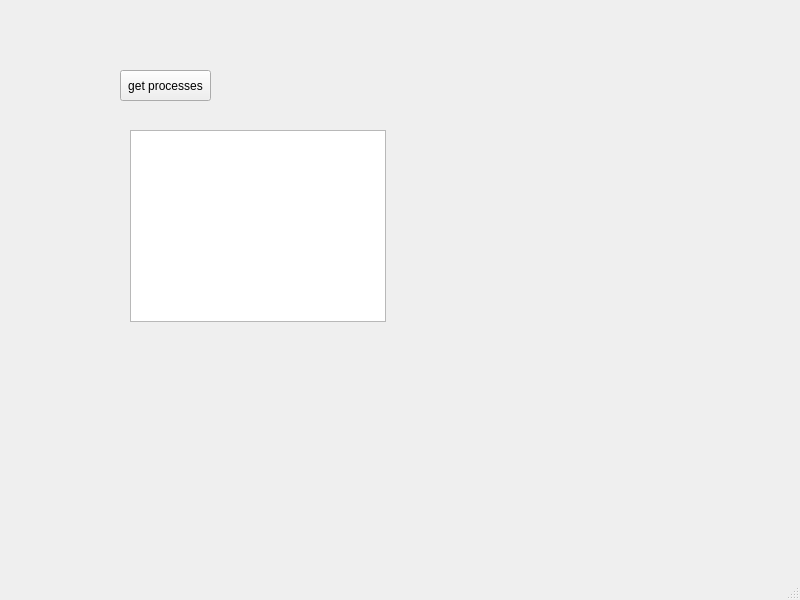
Above: client-qt/Source/mainwindow.ui from fruityloops1/nxdb before the change. Below: the same form after it.
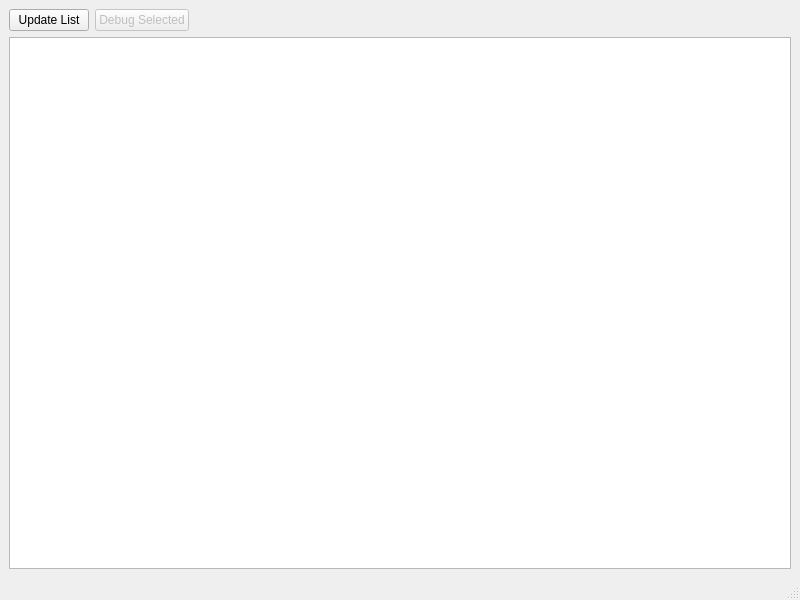
That is the form after the change.

The edit to the form file:
```diff
--- a/client-qt/Source/mainwindow.ui
+++ b/client-qt/Source/mainwindow.ui
@@ -10,33 +10,62 @@
     <height>600</height>
    </rect>
   </property>
+  <property name="minimumSize">
+   <size>
+    <width>400</width>
+    <height>400</height>
+   </size>
+  </property>
   <property name="windowTitle">
    <string>MainWindow</string>
   </property>
   <widget class="QWidget" name="centralwidget">
-   <widget class="QPushButton" name="pushButton">
-    <property name="geometry">
-     <rect>
-      <x>120</x>
-      <y>70</y>
-      <width>91</width>
-      <height>31</height>
-     </rect>
-    </property>
-    <property name="text">
-     <string>get processes</string>
-    </property>
-   </widget>
-   <widget class="QTableView" name="tableView">
-    <property name="geometry">
-     <rect>
-      <x>130</x>
-      <y>130</y>
-      <width>256</width>
-      <height>192</height>
-     </rect>
-    </property>
-   </widget>
+   <layout class="QGridLayout" name="gridLayout">
+    <item row="0" column="0">
+     <layout class="QVBoxLayout" name="verticalLayout">
+      <item>
+       <layout class="QHBoxLayout" name="horizontalLayout">
+        <property name="topMargin">
+         <number>0</number>
+        </property>
+        <item>
+         <widget class="QPushButton" name="buttonUpdateProcessList">
+          <property name="text">
+           <string>Update List</string>
+          </property>
+         </widget>
+        </item>
+        <item>
+         <widget class="QPushButton" name="buttonDebugSelectedProcess">
+          <property name="enabled">
+           <bool>false</bool>
+          </property>
+          <property name="text">
+           <string>Debug Selected</string>
+          </property>
+         </widget>
+        </item>
+        <item>
+         <spacer name="horizontalSpacer">
+          <property name="orientation">
+           <enum>Qt::Horizontal</enum>
+          </property>
+          <property name="sizeHint" stdset="0">
+           <size>
+            <width>40</width>
+            <height>20</height>
+           </size>
+          </property>
+         </spacer>
+        </item>
+       </layout>
+      </item>
+      <item>
+       <widget class="QTableView" name="processTable"/>
+      </item>
+     </layout>
+    </item>
+   </layout>
   </widget>
   <widget class="QMenuBar" name="menubar">
    <property name="geometry">
```
